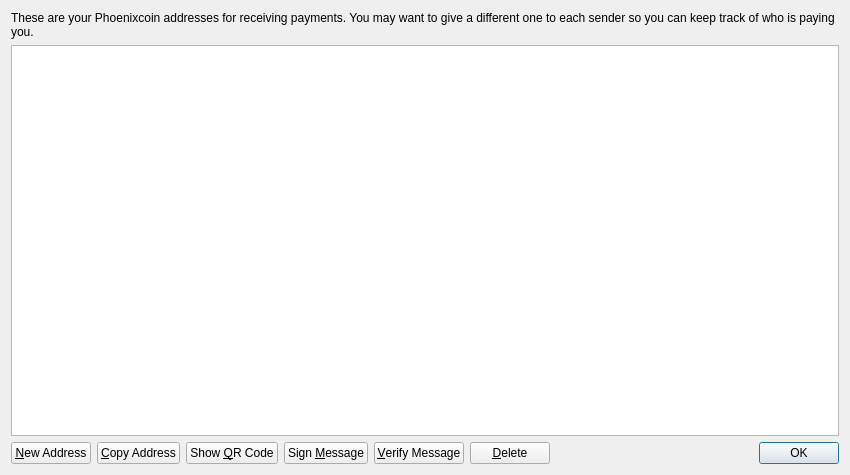
First picture: the form in src/qt/forms/addressbookpage.ui, repository ghostlander/Phoenixcoin-v0.7, before the edit.
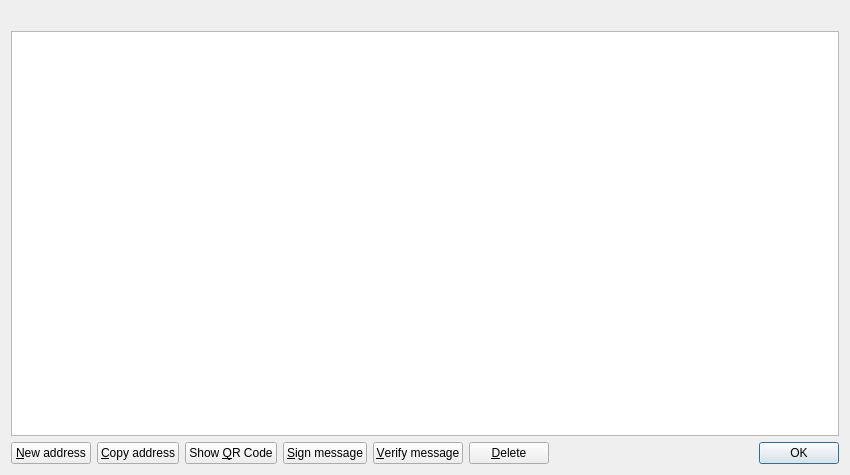
Second picture: the form after the edit. Icons and pictures are not drawn.

Commit message:
Qt GUI: Address Book Improvements
Mostly from Bitcoin commits:
e6d230056202b05a27f187dff2648eb5c76fcfee
bb0726a8cfbe985beb668790bb5d01a4caaaa5c4
b9564d7e541c793a9b9f3f830755d080f595bebc
e0af1b3ed6a799664d26d5b3e41b75305d681dc8

What changed in the file:
```diff
--- a/src/qt/forms/addressbookpage.ui
+++ b/src/qt/forms/addressbookpage.ui
@@ -16,9 +16,6 @@
   <layout class="QVBoxLayout" name="verticalLayout">
    <item>
     <widget class="QLabel" name="labelExplanation">
-     <property name="text">
-      <string>These are your Phoenixcoin addresses for receiving payments. You may want to give a different one to each sender so you can keep track of who is paying you.</string>
-     </property>
      <property name="textFormat">
       <enum>Qt::PlainText</enum>
      </property>
@@ -63,7 +60,7 @@
         <string>Create a new address</string>
        </property>
        <property name="text">
-        <string>&amp;New Address</string>
+        <string>&amp;New address</string>
        </property>
        <property name="icon">
         <iconset resource="../phoenixcoin.qrc">
@@ -77,7 +74,7 @@
         <string>Copy the currently selected address to the system clipboard</string>
        </property>
        <property name="text">
-        <string>&amp;Copy Address</string>
+        <string>&amp;Copy address</string>
        </property>
        <property name="icon">
         <iconset resource="../phoenixcoin.qrc">
@@ -102,7 +99,7 @@
         <string>Sign a message to prove you own a Phoenixcoin address</string>
        </property>
        <property name="text">
-        <string>Sign &amp;Message</string>
+        <string>&amp;Sign message</string>
        </property>
        <property name="icon">
         <iconset resource="../phoenixcoin.qrc">
@@ -116,7 +113,7 @@
         <string>Verify a message to ensure it was signed with a specified Phoenixcoin address</string>
        </property>
        <property name="text">
-        <string>&amp;Verify Message</string>
+        <string>&amp;Verify message</string>
        </property>
        <property name="icon">
         <iconset resource="../phoenixcoin.qrc">
```
Left out of the diff: 6 changed lines with no effect on the pictures. The commit also changes 15 other files.
